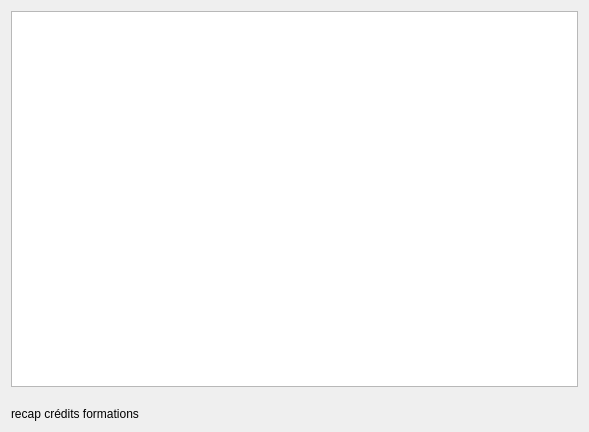
This is Projet/gui/fendossier.ui in dtbinh/Projet_L021 as Qt 5 draws it before an edit. The edited form follows.
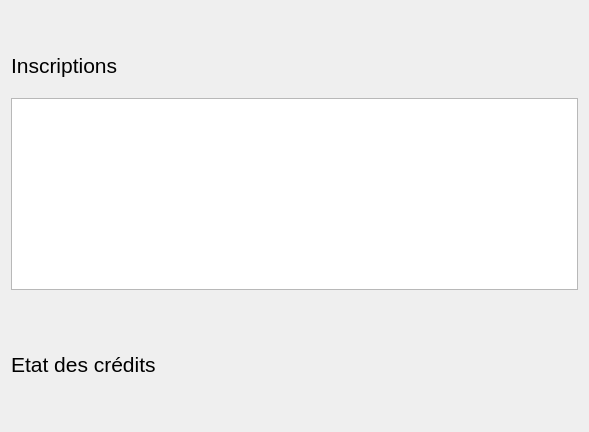
This is the edited form.

Commit message: Recap crédits formation

Patch:
```diff
--- a/Projet/gui/fendossier.ui
+++ b/Projet/gui/fendossier.ui
@@ -13,19 +13,77 @@
   <property name="windowTitle">
    <string>Form</string>
   </property>
-  <layout class="QVBoxLayout" name="verticalLayout">
+  <layout class="QVBoxLayout" name="verticalLayout_3">
    <property name="spacing">
     <number>20</number>
    </property>
    <item>
-    <widget class="QTableView" name="inscriptions"/>
+    <layout class="QVBoxLayout" name="verticalLayout_2">
+     <item>
+      <widget class="QLabel" name="label_2">
+       <property name="sizePolicy">
+        <sizepolicy hsizetype="Preferred" vsizetype="Maximum">
+         <horstretch>0</horstretch>
+         <verstretch>0</verstretch>
+        </sizepolicy>
+       </property>
+       <property name="styleSheet">
+        <string notr="true">font: 16pt;</string>
+       </property>
+       <property name="text">
+        <string>Inscriptions</string>
+       </property>
+      </widget>
+     </item>
+     <item>
+      <widget class="QTableView" name="inscriptions">
+       <property name="sizePolicy">
+        <sizepolicy hsizetype="Expanding" vsizetype="Maximum">
+         <horstretch>0</horstretch>
+         <verstretch>0</verstretch>
+        </sizepolicy>
+       </property>
+       <property name="editTriggers">
+        <set>QAbstractItemView::NoEditTriggers</set>
+       </property>
+       <property name="alternatingRowColors">
+        <bool>false</bool>
+       </property>
+       <property name="selectionMode">
+        <enum>QAbstractItemView::SingleSelection</enum>
+       </property>
+       <property name="selectionBehavior">
+        <enum>QAbstractItemView::SelectRows</enum>
+       </property>
+       <attribute name="verticalHeaderVisible">
+        <bool>false</bool>
+       </attribute>
+      </widget>
+     </item>
+    </layout>
    </item>
    <item>
-    <widget class="QLabel" name="label">
-     <property name="text">
-      <string>recap crédits formations</string>
-     </property>
-    </widget>
+    <layout class="QVBoxLayout" name="verticalLayout">
+     <item>
+      <widget class="QLabel" name="label">
+       <property name="sizePolicy">
+        <sizepolicy hsizetype="Preferred" vsizetype="Maximum">
+         <horstretch>0</horstretch>
+         <verstretch>0</verstretch>
+        </sizepolicy>
+       </property>
+       <property name="styleSheet">
+        <string notr="true">font: 16pt;</string>
+       </property>
+       <property name="text">
+        <string>Etat des crédits</string>
+       </property>
+      </widget>
+     </item>
+     <item>
+      <layout class="QVBoxLayout" name="formations"/>
+     </item>
+    </layout>
    </item>
   </layout>
  </widget>
```
The commit also changes 11 other files.
